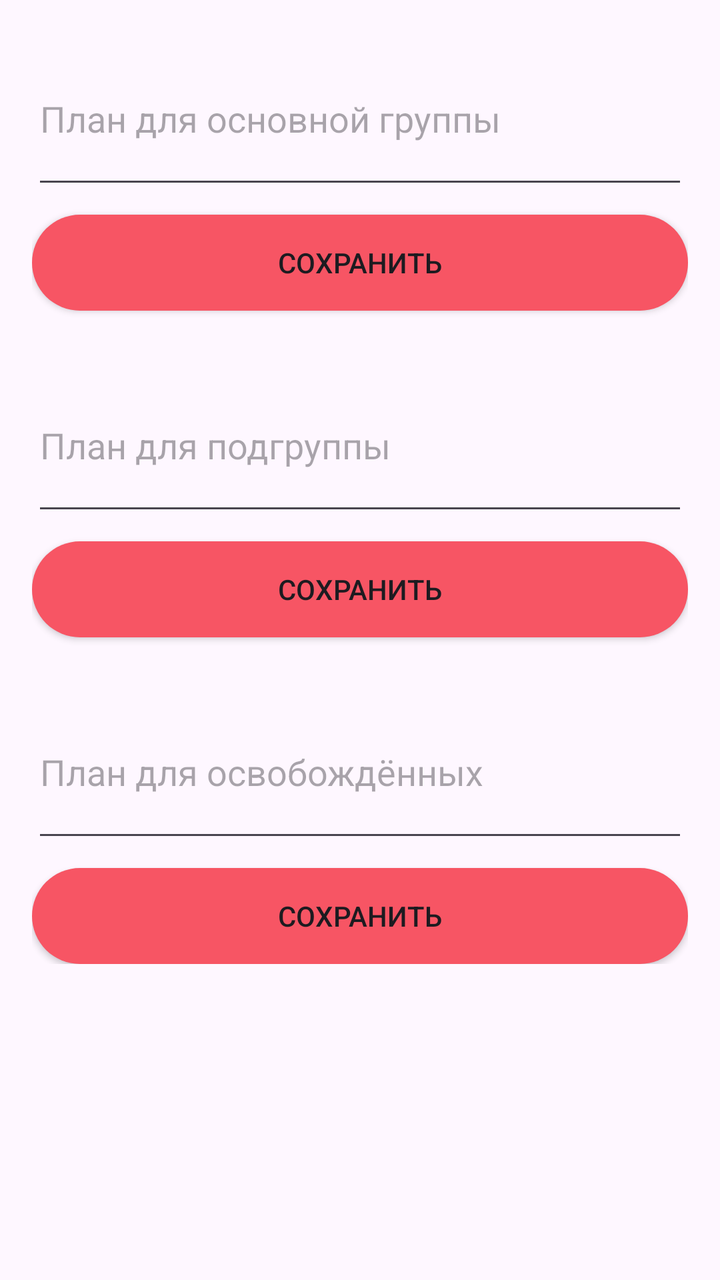
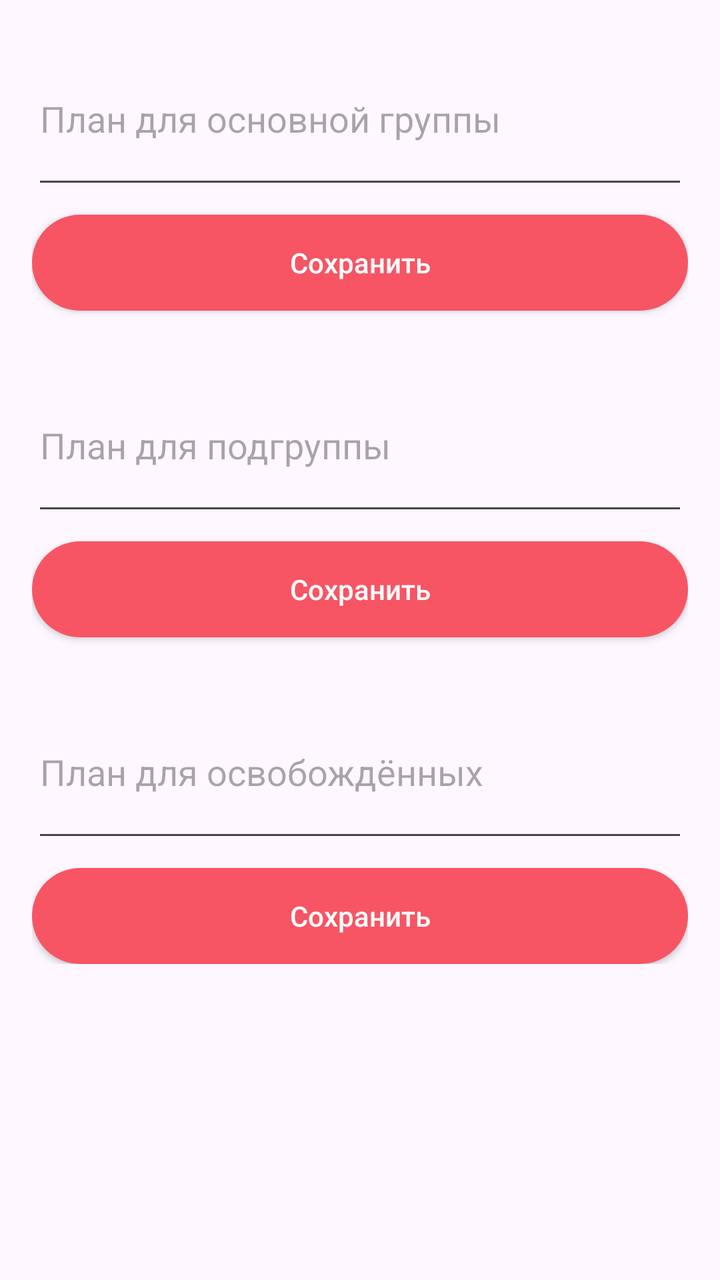

An Android layout rendered at two revisions. The XML below is the earlier revision; the diff shows what the commit changed to produce the second picture.
<!-- AndroidManifest.xml: application theme Theme.FitnessApp -->
<!-- res/layout/activity_group_plans.xml -->
<?xml version="1.0" encoding="utf-8"?>
<LinearLayout xmlns:android="http://schemas.android.com/apk/res/android"
    xmlns:app="http://schemas.android.com/apk/res-auto"
    xmlns:tools="http://schemas.android.com/tools"
    android:id="@+id/main"
    android:orientation="vertical"
    android:layout_width="match_parent"
    android:layout_height="match_parent"
    tools:context=".activities.GroupPlansActivity">

    <ScrollView
        android:layout_width="match_parent"
        android:layout_height="match_parent"
        app:layout_constraintTop_toTopOf="parent"
        app:layout_constraintBottom_toBottomOf="parent"
        app:layout_constraintStart_toStartOf="parent"
        app:layout_constraintEnd_toEndOf="parent">

        <LinearLayout
            android:layout_width="match_parent"
            android:layout_height="wrap_content"
            android:orientation="vertical"
            android:padding="16dp">

            <EditText
                android:id="@+id/editMainPlan"
                android:layout_width="match_parent"
                android:layout_height="wrap_content"
                android:hint="План для основной группы"
                android:inputType="textMultiLine"
                android:minLines="3"/>

            <androidx.appcompat.widget.AppCompatButton
                android:id="@+id/saveMainPlan"
                android:layout_width="match_parent"
                android:layout_height="wrap_content"
                android:text="Сохранить"
                android:background="@drawable/red_button_background"
                android:layout_marginTop="8dp"
                android:layout_marginBottom="24dp"/>

            <EditText
                android:id="@+id/editSubgroupPlan"
                android:layout_width="match_parent"
                android:layout_height="wrap_content"
                android:hint="План для подгруппы"
                android:inputType="textMultiLine"
                android:minLines="3"/>

            <androidx.appcompat.widget.AppCompatButton
                android:id="@+id/saveSubgroupPlan"
                android:layout_width="match_parent"
                android:layout_height="wrap_content"
                android:text="Сохранить"
                android:background="@drawable/red_button_background"
                android:layout_marginTop="8dp"
                android:layout_marginBottom="24dp"/>

            <EditText
                android:id="@+id/editExemptPlan"
                android:layout_width="match_parent"
                android:layout_height="wrap_content"
                android:hint="План для освобождённых"
                android:inputType="textMultiLine"
                android:minLines="3"/>

            <androidx.appcompat.widget.AppCompatButton
                android:id="@+id/saveExemptPlan"
                android:layout_width="match_parent"
                android:layout_height="wrap_content"
                android:background="@drawable/red_button_background"
                android:text="Сохранить"
                android:layout_marginTop="8dp"/>
        </LinearLayout>
    </ScrollView>
</LinearLayout>
<!-- resources referenced by this layout -->
<resources>
  <!-- drawable red_button_background (drawable) -->
  <?xml version="1.0" encoding="utf-8"?>
  <selector xmlns:android="http://schemas.android.com/apk/res/android">
  <item>
      <shape android:shape="rectangle">
          <corners android:radius="50dp"/>
          <solid android:color="@color/red"/>
      </shape>
  </item>
  </selector>
  <style name="Theme.FitnessApp" parent="Base.Theme.FitnessApp">
          <item name="android:windowAnimationStyle">@null</item>
          <item name="colorAccent">@color/colorAccent</item>
          <item name="colorControlActivated">@color/colorAccent</item>
      </style>
  <color name="red">#F75564</color>
  <style name="Base.Theme.FitnessApp" parent="Theme.Material3.DayNight.NoActionBar">
          
          
      </style>
  <color name="colorAccent">#FF3A5C</color>
</resources>

<!-- the commit's change to res/layout/activity_group_plans.xml (unified diff, before → after) -->
@@ -35,6 +35,8 @@
                 android:layout_width="match_parent"
                 android:layout_height="wrap_content"
                 android:text="Сохранить"
+                android:textColor="@color/white"
+                android:textAllCaps="false"
                 android:background="@drawable/red_button_background"
                 android:layout_marginTop="8dp"
                 android:layout_marginBottom="24dp"/>
@@ -52,6 +54,8 @@
                 android:layout_width="match_parent"
                 android:layout_height="wrap_content"
                 android:text="Сохранить"
+                android:textColor="@color/white"
+                android:textAllCaps="false"
                 android:background="@drawable/red_button_background"
                 android:layout_marginTop="8dp"
                 android:layout_marginBottom="24dp"/>
@@ -70,6 +74,8 @@
                 android:layout_height="wrap_content"
                 android:background="@drawable/red_button_background"
                 android:text="Сохранить"
+                android:textColor="@color/white"
+                android:textAllCaps="false"
                 android:layout_marginTop="8dp"/>
         </LinearLayout>
     </ScrollView>
<!-- resource entries referenced after the edit -->
@@ -1,5 +1,6 @@
 <!-- resources referenced by this layout -->
 <resources>
+  <color name="white">#FFFFFFFF</color>
   <!-- drawable red_button_background (drawable) -->
   <?xml version="1.0" encoding="utf-8"?>
   <selector xmlns:android="http://schemas.android.com/apk/res/android">
